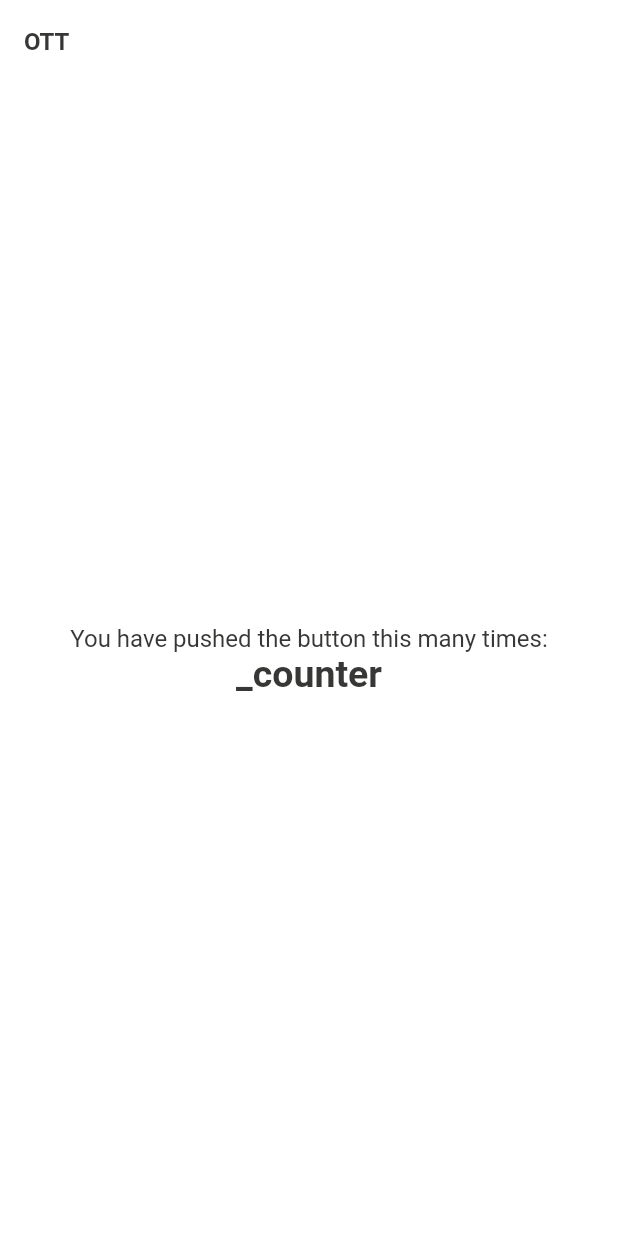
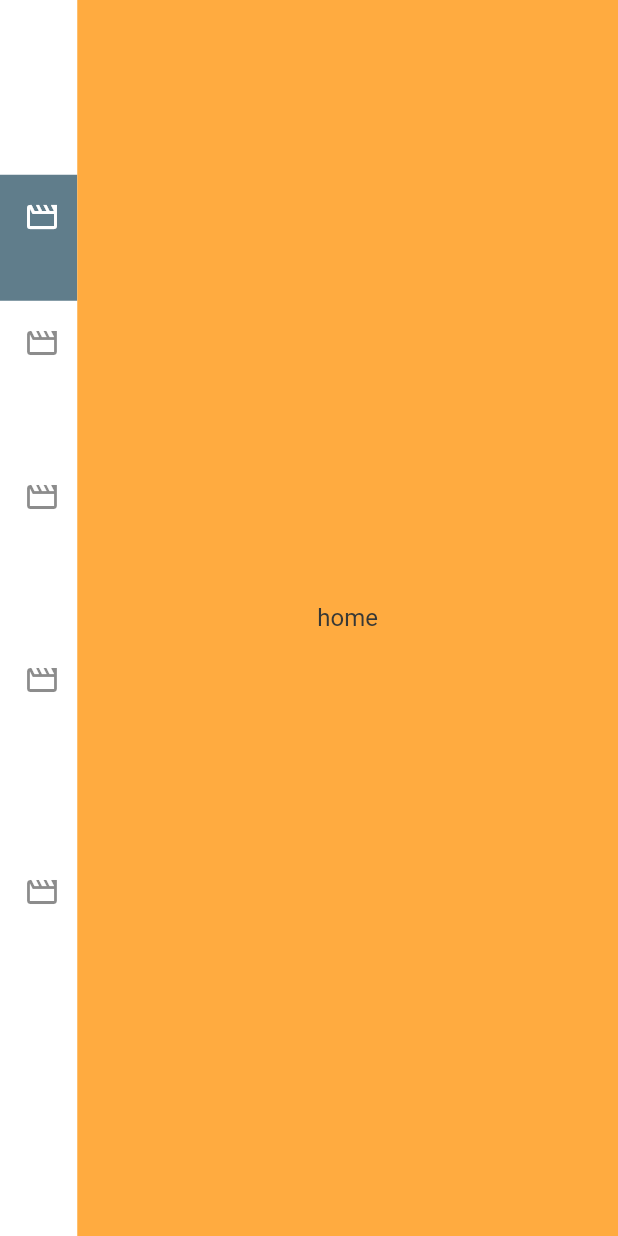
Before and after one commit to harshjaiswalcis/OTTPlateform, a Flutter app: the screen it shows after launch, on a phone screen of 412 x 824 dp. Run offline on Flutter 3.47's test engine with Material 2 defaults, Android fonts, the light colour scheme and no system bars; our stand-ins replace shared_preferences; Roboto replaces fonts that are missing (Poppins).

Commit message:
add side menu

```diff
--- a/lib/main.dart
+++ b/lib/main.dart
@@ -1,4 +1,5 @@
 import 'package:flutter/material.dart';
+import 'package:ott_demo/provider/app_provider.dart';
 import 'package:ott_demo/utils/exports/common_exports.dart';
 
 void main() {
@@ -10,7 +11,9 @@ class MyApp extends StatelessWidget {
 
   @override
   Widget build(BuildContext context) {
-    return MaterialApp(
+    return MultiProvider(
+      providers: [ChangeNotifierProvider(create: (_) => AppProvider())],
+      child: MaterialApp(
         title: "OTT Demo",
         theme: AppTheme.theme,
         themeMode: ThemeMode.light,
@@ -18,6 +21,7 @@ class MyApp extends StatelessWidget {
         navigatorKey: NavigationService.navigatorKey,
         initialRoute: Routes.homeScreen,
         onGenerateRoute: NavigationService().generateRoute,
+      ),
     );
   }
 }
--- /dev/null
+++ b/lib/provider/app_provider.dart
@@ -0,0 +1,12 @@
+import 'package:ott_demo/utils/exports/common_exports.dart';
+
+class AppProvider extends ChangeNotifier {
+  final List<String> tabs = [
+    "home",
+    "movie",
+    "series",
+    "screen4",
+    "screen5",
+  ];
+  ValueNotifier<String> currentTab = ValueNotifier("home");
+}
--- a/lib/screens/home_screen.dart
+++ b/lib/screens/home_screen.dart
@@ -1,27 +1,78 @@
+import 'package:ott_demo/screens/movie.dart';
+import 'package:ott_demo/screens/screen4.dart';
+import 'package:ott_demo/screens/screen5.dart';
+import 'package:ott_demo/screens/series.dart';
 import 'package:ott_demo/utils/exports/common_exports.dart';
 
-class HomeScreen extends StatelessWidget {
+class HomeScreen extends StatefulWidget {
   const HomeScreen({super.key});
+
+  @override
+  State<HomeScreen> createState() => _HomeScreenState();
+}
+
+class _HomeScreenState extends State<HomeScreen> {
+  @override
+  void initState() {
+    appProvider = context.read();
+  }
 
   @override
   Widget build(BuildContext context) {
     return Scaffold(
-      appBar: AppBar(
-        title: const Text("OTT"),
-      ),
-      body: Center(
+      body: ValueListenableBuilder(
+        valueListenable: appProvider.currentTab,
+        builder: (context, value, child) {
+          return Row(
+            children: [
+              Expanded(
+                  flex: 1,
                   child: Column(
                     mainAxisAlignment: MainAxisAlignment.center,
+                    children: [
+                      ...List.generate(appProvider.tabs.length, (index) {
+                        return ListTile(
+                          leading: const Icon(Icons.movie_creation_outlined),
+                          title: Text(appProvider.tabs[index]),
+                          selected: appProvider.tabs[index] == value,
+                          selectedTileColor: Colors.blueGrey,
+                          selectedColor: Colors.white,
+                          onTap: () {
+                            appProvider.currentTab.value =
+                                appProvider.tabs[index];
+                          },
+                        );
+                      })
+                    ],
+                  )),
+              Expanded(
+                flex: 7,
+                child: value == "movie"
+                    ? const Movie()
+                    : value == "series"
+                        ? const Series()
+                        : value == "screen4"
+                            ? const Screen4()
+                            : value == "screen5"
+                                ? const Screen5()
+                                : value == "home"
+                                    ? Container(
+                                        color: Colors.orangeAccent,
+                                        child: Column(
+                                          mainAxisAlignment:
+                                              MainAxisAlignment.center,
                                           children: <Widget>[
-            const Text(
-              'You have pushed the button this many times:',
-            ),
                                             Text(
-              '_counter',
-              style: Theme.of(context).textTheme.headlineMedium,
+                                              value,
                                             ),
                                           ],
                                         ),
+                                      )
+                                    : const SizedBox.shrink(),
+              ),
+            ],
+          );
+        },
       ),
     );
   }
--- a/lib/utils/constants/common.dart
+++ b/lib/utils/constants/common.dart
@@ -1,4 +1,7 @@
+import 'package:ott_demo/provider/app_provider.dart';
 import 'package:ott_demo/utils/exports/common_exports.dart';
+
+late AppProvider appProvider;
 
 class AppDisplay {
   static bool get isDarkMode =>
```
Also changed, not shown: lib/screens/movie.dart (added, +20 -0 lines), lib/screens/screen4.dart (added, +20 -0 lines), lib/screens/screen5.dart (added, +20 -0 lines), lib/screens/series.dart (added, +20 -0 lines), 42 other files. Lines whose indentation alone changed are shown as unchanged.
